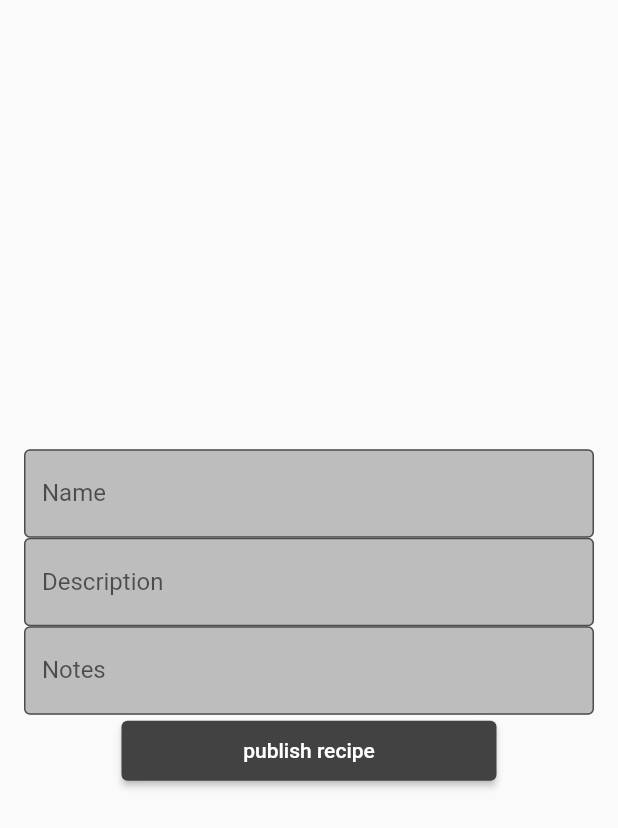
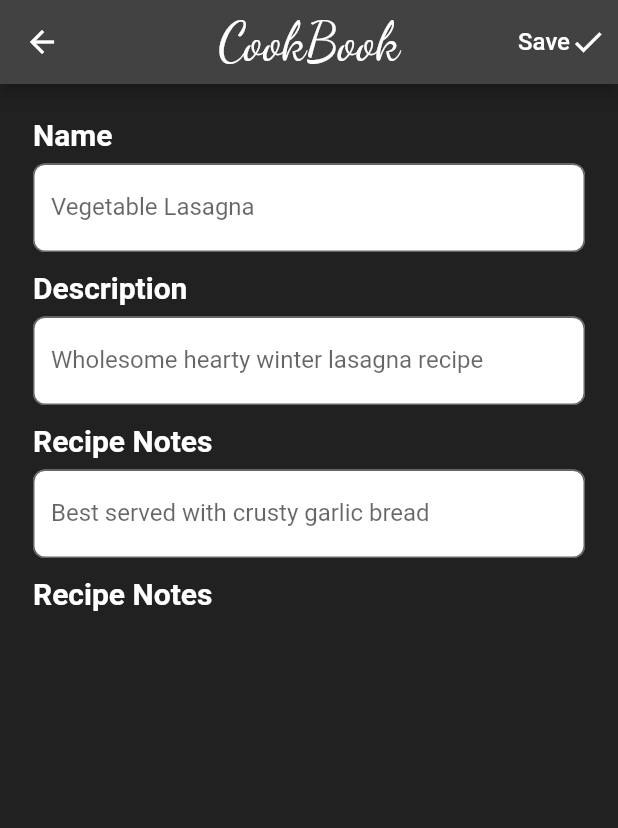
Before and after one commit to berkeparildar/Cookbook-App, a Flutter app: the screen it shows after launch, after a tap on "Add recipe", on a phone screen of 412 x 824 dp. Shown: the top 828 px of the screen. Run offline on Flutter 3.47's test engine with Material 2 defaults, Android fonts, the phone set to English and light mode, and no system bars.

Commit message:
Add recipe page polish

```diff
--- a/lib/main.dart
+++ b/lib/main.dart
@@ -19,7 +19,14 @@ class MyApp extends StatelessWidget {
               style: ElevatedButton.styleFrom(
             fixedSize: const Size(250, 40),
             backgroundColor: Colors.grey.shade800,
-      ))),
+          )),
+          inputDecorationTheme: InputDecorationTheme(
+            border: OutlineInputBorder(
+              borderRadius: BorderRadius.circular(8)
+            ),
+            filled: true,
+            fillColor: Colors.white,
+          )),
       home: const MyHomePage(),
     );
   }
@@ -39,15 +46,9 @@ class _MyHomePageState extends State<MyHomePage> {
       body: DecoratedBox(
         decoration: BoxDecoration(
             image: DecorationImage(
-            image: AssetImage("Assets/images/bg.jpg"),
-            fit: BoxFit.cover
-          )
-        ),
+                image: AssetImage("Assets/images/bg.jpg"), fit: BoxFit.cover)),
         child: BackdropFilter(
-          filter: ImageFilter.blur(
-            sigmaY: 10,
-            sigmaX: 10
-          ),
+          filter: ImageFilter.blur(sigmaY: 10, sigmaX: 10),
           child: Center(
             child: Column(
               children: <Widget>[
@@ -121,7 +122,6 @@ class AddRecipePage extends StatefulWidget {
 class _AddRecipeState extends State<AddRecipePage> {
   final myController = TextEditingController();
 
-
   @override
   void initState() {
     super.initState();
@@ -146,28 +146,87 @@ class _AddRecipeState extends State<AddRecipePage> {
   final _formKey = GlobalKey<FormState>(); //sm
   final _formKey1 = GlobalKey<FormState>(); //sm
   final _formKey2 = GlobalKey<FormState>(); //sm
-  final TextEditingController recipeNameController = TextEditingController();//sm
-  final TextEditingController recipeDescriptionController = TextEditingController();//sm
-  final TextEditingController recipeNoteContoller = TextEditingController();//sm
+  final TextEditingController recipeNameController =
+      TextEditingController(); //sm
+  final TextEditingController recipeDescriptionController =
+      TextEditingController(); //sm
+  final TextEditingController recipeNoteContoller =
+      TextEditingController(); //sm
 
-  String? recipeName, recipeDescription, recipeNotes;//sm
+  String? recipeName, recipeDescription, recipeNotes; //sm
 
   @override
   Widget build(BuildContext context) {
     return Scaffold(
-      body: Padding(
+      appBar: AppBar(
+        backgroundColor: Colors.grey.shade800,
+        title: Text("CookBook"),
+        titleTextStyle: TextStyle(
+          fontFamily: "DancingScript",
+          fontSize: 35,
+        ),
+        centerTitle: true,
+        actions: [
+          TextButton(
+            style: TextButton.styleFrom(
+              foregroundColor: Colors.white
+            ),
+            onPressed: () {
+              recipeName = recipeNoteContoller.text;
+              recipeDescription = recipeDescriptionController.text;
+              recipeNotes = recipeNoteContoller.text;
+              Recipe addRecipe = Recipe(
+                  name: recipeName.toString(),
+                  description: recipeDescription.toString(),
+                  notes: recipeNotes.toString());
+              print(
+                  "Add this " + addRecipe.toString() + " object to firebase.");
+            },
+            child: Row(
+              children: [
+                Text(
+                    "Save",
+                  style: TextStyle(
+                    fontSize: 16,
+                  ),
+                ),
+                Icon(Icons.check_outlined)
+              ],
+            ),
+          ),
+        ],
+      ),
+      body: DecoratedBox(
+        decoration: BoxDecoration(color: Colors.grey.shade900),
+        child: Padding(
           padding: const EdgeInsets.all(16.0),
           child: Column(
-          mainAxisAlignment: MainAxisAlignment.center,
             children: [
+              Padding(
+                padding: EdgeInsets.all(6),
+                child: Column(
+                  children: [
+                    Align(
+                      alignment: Alignment.topLeft,
+                      child: Text(
+                        "Name",
+                        style: TextStyle(
+                          color: Colors.white,
+                          fontWeight: FontWeight.bold,
+                          fontSize: 20,
+                        ),
+                      ),
+                    ),
+                    Padding(
+                        padding: EdgeInsets.symmetric(
+                      horizontal: 0,
+                      vertical: 4,
+                    )),
                     Form(
                       key: _formKey,
                       child: TextFormField(
                         decoration: InputDecoration(
-                  labelText: 'Name',
-                  border: OutlineInputBorder(),
-                  filled: true,
-                  fillColor: textFieldColor,
+                          labelText: 'Vegetable Lasagna',
                         ),
                         onChanged: (text) {
                           print('First text field: $text');
@@ -180,14 +239,34 @@ class _AddRecipeState extends State<AddRecipePage> {
                         textInputAction: TextInputAction.done,
                       ),
                     ),
+                  ],
+                ),
+              ),
+              Padding(
+                padding: EdgeInsets.all(6),
+                child: Column(
+                  children: [
+                    Align(
+                      alignment: Alignment.topLeft,
+                      child: Text(
+                        "Description",
+                        style: TextStyle(
+                          color: Colors.white,
+                          fontWeight: FontWeight.bold,
+                          fontSize: 20,
+                        ),
+                      ),
+                    ),
+                    Padding(
+                        padding: EdgeInsets.symmetric(
+                      horizontal: 0,
+                      vertical: 4,
+                    )),
                     Form(
                       key: _formKey1,
                       child: TextFormField(
                         decoration: InputDecoration(
-                  labelText: 'Description',
-                  border: OutlineInputBorder(),
-                  filled: true,
-                  fillColor: textFieldColor,
+                          labelText: 'Wholesome hearty winter lasagna recipe',
                         ),
                         onChanged: (text) {
                           print('First text field: $text');
@@ -200,14 +279,35 @@ class _AddRecipeState extends State<AddRecipePage> {
                         textInputAction: TextInputAction.done,
                       ),
                     ),
+                  ],
+                ),
+              ),
+              Padding(
+                padding: EdgeInsets.all(6),
+                child: Column(
+                  children: [
+                    Align(
+                      alignment: Alignment.topLeft,
+                      child: Text(
+                        "Recipe Notes",
+                        style: TextStyle(
+                          color: Colors.white,
+                          fontWeight: FontWeight.bold,
+                          fontSize: 20,
+                        ),
+                      ),
+                    ),
+                    Padding(
+                        padding: EdgeInsets.symmetric(
+                          horizontal: 0,
+                          vertical: 4,
+                        )),
                     Form(
                       key: _formKey2,
                       child: TextFormField(
                         decoration: InputDecoration(
-                  labelText: 'Notes',
-                  border: OutlineInputBorder(),
+                          labelText: 'Best served with crusty garlic bread',
                           filled: true,
-                  fillColor: textFieldColor,
                         ),
                         onChanged: (text) {
                           print('First text field: $text');
@@ -220,21 +320,41 @@ class _AddRecipeState extends State<AddRecipePage> {
                         textInputAction: TextInputAction.done,
                       ),
                     ),
-            ElevatedButton(onPressed: () {
-              recipeName = recipeNoteContoller.text;
-              recipeDescription = recipeDescriptionController.text;
-              recipeNotes = recipeNoteContoller.text;
-
-              Recipe addRecipe = Recipe(name: recipeName.toString(),
-                  description: recipeDescription.toString(),
-                  notes: recipeNotes.toString());
-                  print("Add this "+ addRecipe.toString()+" object to firebase.");
-            },
-                child: Text("publish recipe")),
                   ],
                 ),
               ),
+              Padding(
+                padding: EdgeInsets.all(6),
+                child: Column(
+                  children: [
+                    Align(
+                      alignment: Alignment.topLeft,
+                      child: Text(
+                        "Recipe Notes",
+                        style: TextStyle(
+                          color: Colors.white,
+                          fontWeight: FontWeight.bold,
+                          fontSize: 20,
+                        ),
+                      ),
+                    ),
+                    Padding(
+                        padding: EdgeInsets.symmetric(
+                          horizontal: 0,
+                          vertical: 4,
+                        )
+                    ),
+                    Expanded(
+
+                        child: Row(
+                    ))
+                  ],
+                ),
+              ),
+            ],
+          ),
+        ),
+      ),
     );
-
   }
 }
```
Lines whose indentation alone changed are shown as unchanged.
